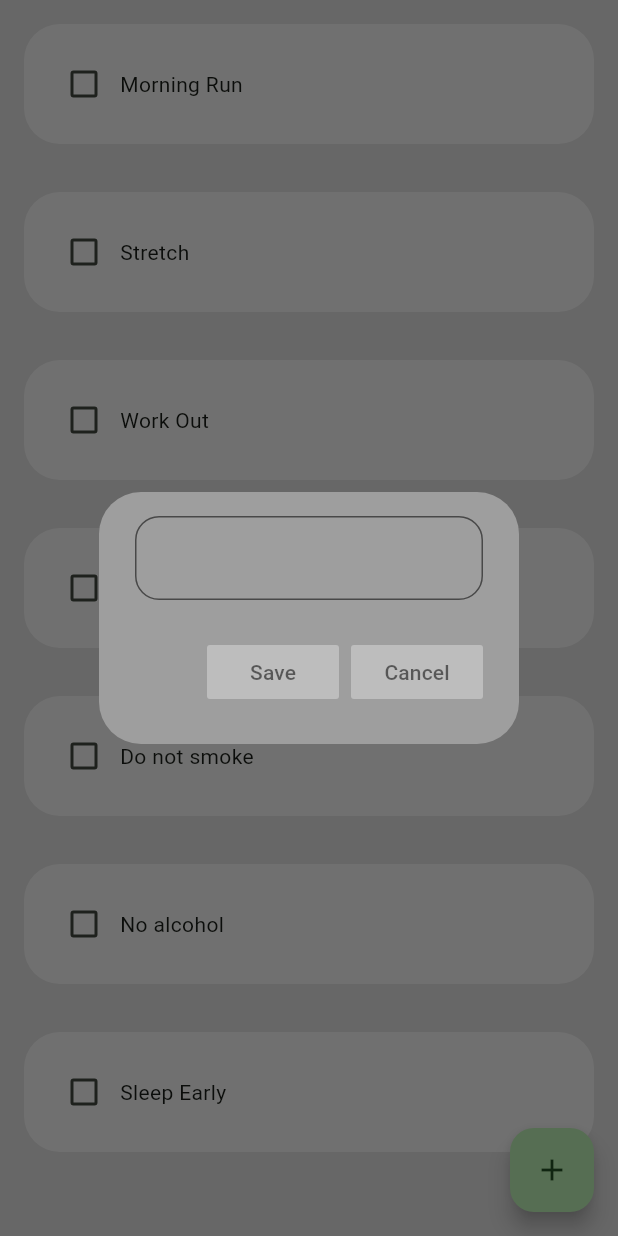
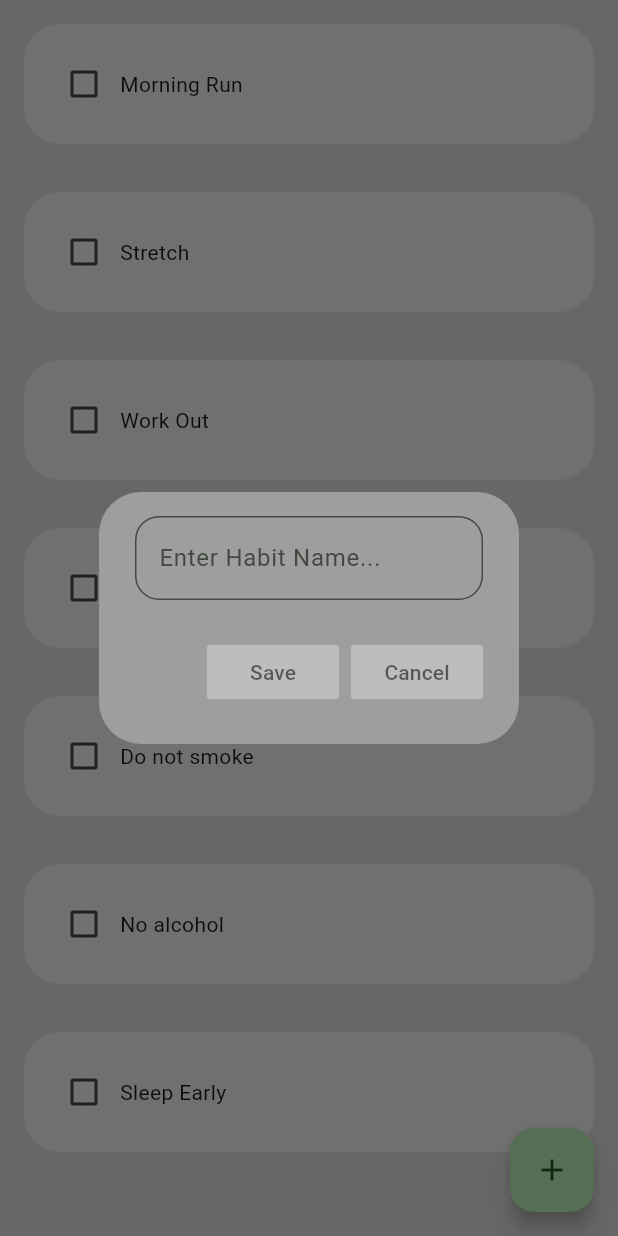
Before and after one commit to Adam-Muyobo/habit_tracker_app, a Flutter app: the screen it shows after launch, after a tap on the "add" icon, on a phone screen of 412 x 824 dp. Run offline on Flutter 3.47's test engine with Material 3 defaults, Android fonts, the phone set to English and light mode, and no system bars; drawn by our look-alikes of flutter_slidable.

Commit message:
Added delete and edit functionality using Slidable widget to habit tiles and hint text on text feild also changing new_habit_box.dart to my_alert_box.dart next taxt is to add local database to store data.

```diff
--- a/lib/components/habit_tile.dart
+++ b/lib/components/habit_tile.dart
@@ -1,16 +1,46 @@
 import 'package:flutter/material.dart';
+import 'package:flutter_slidable/flutter_slidable.dart';
 
 class HabitTile extends StatelessWidget {
   final String habitName;
   final bool habitCompleted;
   final Function(bool?)? onChanged;
+  final Function(BuildContext)? settingsTapped;
+  final Function(BuildContext)? deleteTapped;
 
-  const HabitTile({super.key, required this.habitName, required this.habitCompleted,required this.onChanged});
+  const HabitTile({
+    super.key,
+    required this.habitName,
+    required this.habitCompleted,
+    required this.onChanged,
+    required this.settingsTapped,
+    required this.deleteTapped
+  });
 
   @override
   Widget build(BuildContext context) {
     return Padding(
       padding: const EdgeInsets.all(16.0),
+      child: Slidable(
+        endActionPane: ActionPane(
+          motion: const StretchMotion(),
+          children: [
+            // Settings Option
+            SlidableAction(
+              onPressed: settingsTapped,
+              backgroundColor: Colors.grey.shade800,
+              icon: Icons.settings,
+              borderRadius: BorderRadius.circular(24),
+            ),
+            // Delete Option
+            SlidableAction(
+              onPressed: deleteTapped,
+              backgroundColor: Colors.red.shade400,
+              icon: Icons.delete_forever,
+              borderRadius: BorderRadius.circular(24),
+            ),
+          ],
+        ),
         child: Container(
           padding: const EdgeInsets.all(16),
           decoration: BoxDecoration(
@@ -29,6 +59,7 @@ class HabitTile extends StatelessWidget {
             ],
           ),
         ),
+      ),
     );
   }
 }
--- a/lib/components/new_habit_box.dart
+++ b/lib/components/my_alert_box.dart
@@ -1,17 +1,29 @@
 import 'package:flutter/material.dart';
 
-class EnterNewHabitBox extends StatelessWidget {
-  const EnterNewHabitBox({super.key});
+class MyAlertBox extends StatelessWidget {
+  final controller;
+  final String hintText;
+  final VoidCallback onSave;
+  final VoidCallback onCancel;
+  const MyAlertBox({
+    super.key,
+    required this.controller,
+    required this.onSave,
+    required this.onCancel,
+    required this.hintText,
+  });
 
   @override
   Widget build(BuildContext context) {
     return AlertDialog(
       backgroundColor: Colors.grey,
       content: TextField(
+        controller: controller,
         style: const TextStyle(
           color: Colors.black54
         ),
         decoration: InputDecoration(
+          hintText: hintText,
           enabledBorder: OutlineInputBorder(
             borderSide: const BorderSide(color: Colors.black54),
             borderRadius: BorderRadius.circular(16),
@@ -24,7 +36,7 @@ class EnterNewHabitBox extends StatelessWidget {
       ),
       actions: [
         MaterialButton(
-          onPressed: (){},
+          onPressed: onSave,
           color: Colors.grey[400],
           elevation: 0,
           child: const Text(
@@ -35,7 +47,7 @@ class EnterNewHabitBox extends StatelessWidget {
           ),
         ),
         MaterialButton(
-          onPressed: (){},
+          onPressed: onCancel,
           color: Colors.grey[400],
           elevation: 0,
           child: const Text(
--- a/pubspec.yaml
+++ b/pubspec.yaml
@@ -35,6 +35,7 @@ dependencies:
   # The following adds the Cupertino Icons font to your application.
   # Use with the CupertinoIcons class for iOS style icons.
   cupertino_icons: ^1.0.2
+  flutter_slidable: ^3.0.1
 
 dev_dependencies:
   flutter_test:
```
Also changed, not shown: lib/pages/home_page.dart (+55 -2 lines), pubspec.lock. Lines whose indentation alone changed are shown as unchanged.
